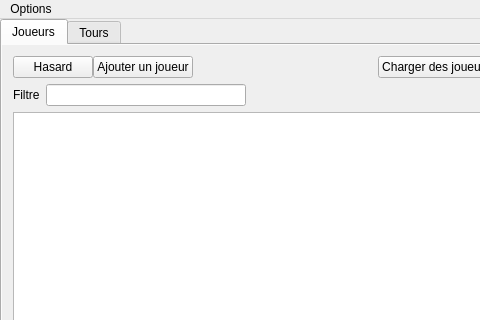
First picture: the form in mainwindow/mainwindow.ui, repository dsarrut/btm, before the edit; both pictures show x 0 to 480 and y 0 to 320 of the 1069 by 584 pixel window.
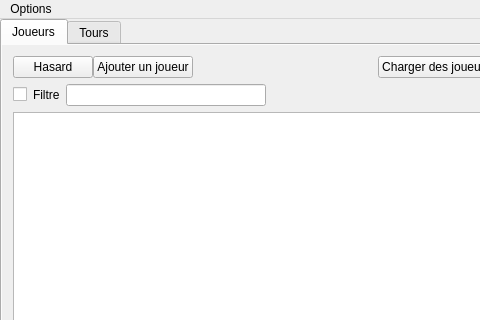
Second picture: the form after the edit. Icons and pictures are not drawn. Custom widgets are drawn as their Qt base class.

Commit message: trial for check box

```diff
--- a/mainwindow/mainwindow.ui
+++ b/mainwindow/mainwindow.ui
@@ -137,6 +137,16 @@
         </item>
         <item>
          <layout class="QHBoxLayout" name="horizontalLayout_5">
+          <item>
+           <widget class="QCheckBox" name="checkBox">
+            <property name="text">
+             <string/>
+            </property>
+            <property name="tristate">
+             <bool>true</bool>
+            </property>
+           </widget>
+          </item>
           <item>
            <widget class="QLabel" name="label">
             <property name="text">
```
The commit also changes 5 other files.
